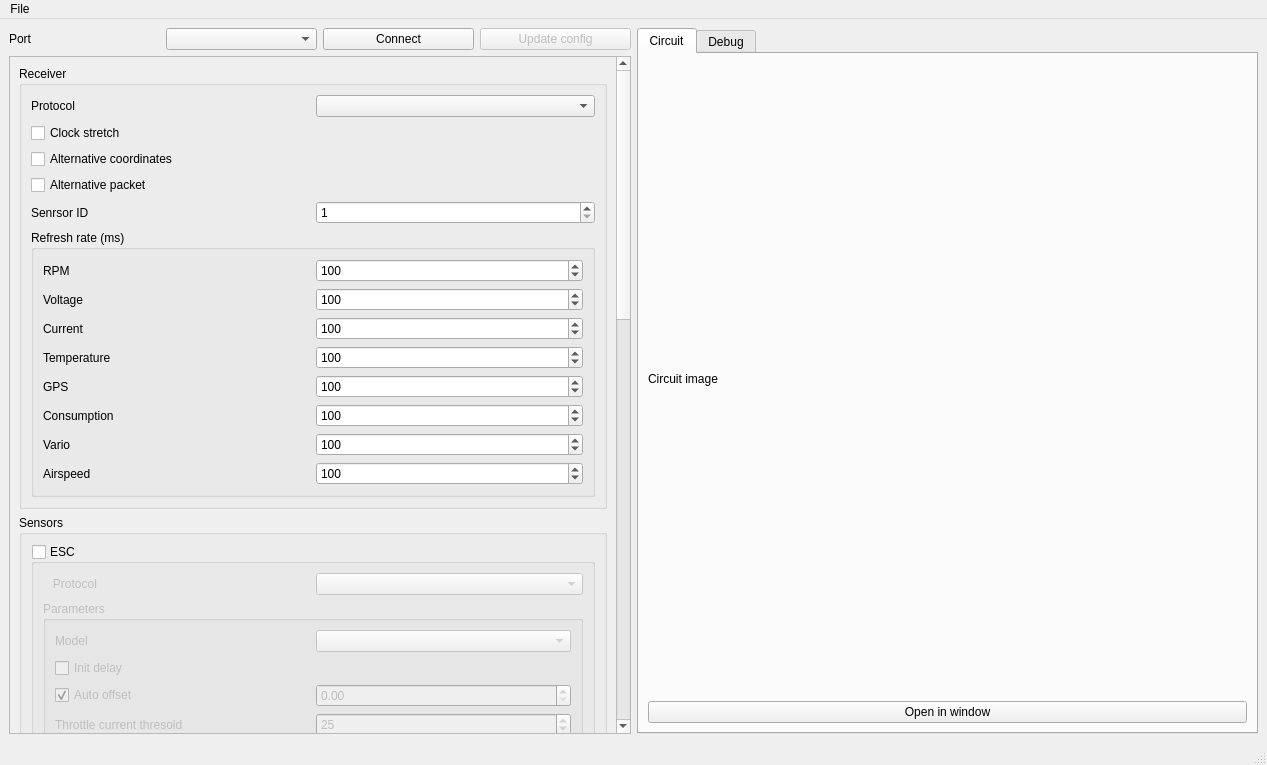
The window that msrc_gui/mainwindow.ui (dgatf/msrc) describes before a commit, drawn with Qt 5.
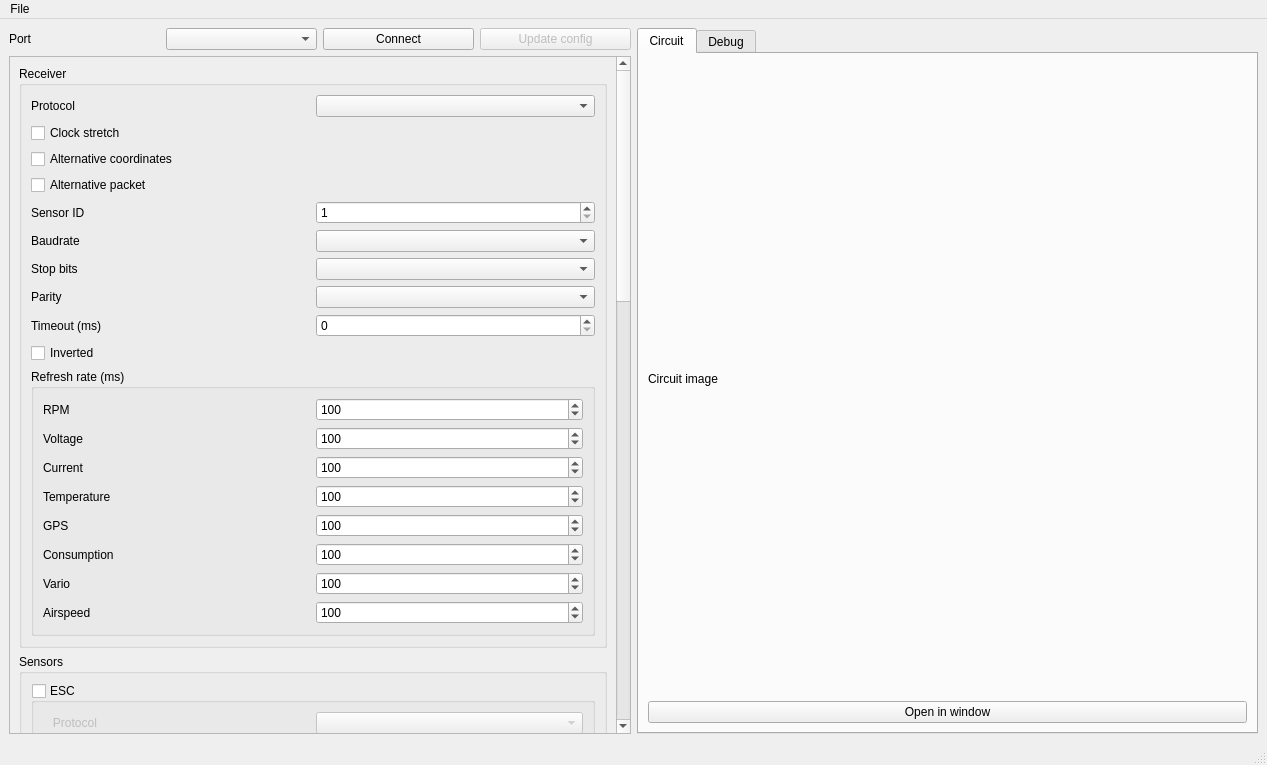
The same window after the commit. Icons and pictures are not drawn.

```diff
--- a/msrc_gui/mainwindow.ui
+++ b/msrc_gui/mainwindow.ui
@@ -75,9 +75,9 @@
            <property name="geometry">
             <rect>
              <x>0</x>
-             <y>-1272</y>
+             <y>0</y>
              <width>603</width>
-             <height>1936</height>
+             <height>2090</height>
             </rect>
            </property>
            <layout class="QVBoxLayout" name="verticalLayout">
@@ -96,13 +96,20 @@
                <string>Receiver</string>
               </property>
               <layout class="QGridLayout" name="gridLayout_2">
-               <item row="0" column="1">
-                <widget class="QComboBox" name="cbReceiver"/>
-               </item>
-               <item row="4" column="0">
-                <widget class="QLabel" name="lbSensorId">
+               <item row="7" column="0">
+                <widget class="QLabel" name="lbParity">
                  <property name="text">
-                  <string>Senrsor ID</string>
+                  <string>Parity</string>
+                 </property>
+                </widget>
+               </item>
+               <item row="4" column="1">
+                <widget class="QSpinBox" name="sbSensorId">
+                 <property name="minimum">
+                  <number>1</number>
+                 </property>
+                 <property name="maximum">
+                  <number>30</number>
                  </property>
                 </widget>
                </item>
@@ -113,7 +120,41 @@
                  </property>
                 </widget>
                </item>
-               <item row="6" column="0" colspan="2">
+               <item row="0" column="0">
+                <widget class="QLabel" name="label">
+                 <property name="text">
+                  <string>Protocol</string>
+                 </property>
+                </widget>
+               </item>
+               <item row="9" column="0">
+                <widget class="QCheckBox" name="cbInverted">
+                 <property name="text">
+                  <string>Inverted</string>
+                 </property>
+                </widget>
+               </item>
+               <item row="6" column="0">
+                <widget class="QLabel" name="lbStopbits">
+                 <property name="text">
+                  <string>Stop bits</string>
+                 </property>
+                </widget>
+               </item>
+               <item row="7" column="1">
+                <widget class="QComboBox" name="cbParity"/>
+               </item>
+               <item row="6" column="1">
+                <widget class="QComboBox" name="cbStopbits"/>
+               </item>
+               <item row="4" column="0">
+                <widget class="QLabel" name="lbSensorId">
+                 <property name="text">
+                  <string>Sensor ID</string>
+                 </property>
+                </widget>
+               </item>
+               <item row="10" column="0" colspan="2">
                 <widget class="QGroupBox" name="gbRate">
                  <property name="title">
                   <string>Refresh rate (ms)</string>
@@ -282,27 +323,10 @@
                  </layout>
                 </widget>
                </item>
-               <item row="4" column="1">
-                <widget class="QSpinBox" name="sbSensorId">
-                 <property name="minimum">
-                  <number>1</number>
-                 </property>
-                 <property name="maximum">
-                  <number>30</number>
-                 </property>
-                </widget>
-               </item>
-               <item row="2" column="0">
-                <widget class="QCheckBox" name="cbAlternativeCoordinates">
+               <item row="5" column="0">
+                <widget class="QLabel" name="lbBaudrate">
                  <property name="text">
-                  <string>Alternative coordinates</string>
-                 </property>
-                </widget>
-               </item>
-               <item row="0" column="0">
-                <widget class="QLabel" name="label">
-                 <property name="text">
-                  <string>Protocol</string>
+                  <string>Baudrate</string>
                  </property>
                 </widget>
                </item>
@@ -313,6 +337,33 @@
                  </property>
                 </widget>
                </item>
+               <item row="5" column="1">
+                <widget class="QComboBox" name="cbBaudrate"/>
+               </item>
+               <item row="2" column="0">
+                <widget class="QCheckBox" name="cbAlternativeCoordinates">
+                 <property name="text">
+                  <string>Alternative coordinates</string>
+                 </property>
+                </widget>
+               </item>
+               <item row="0" column="1">
+                <widget class="QComboBox" name="cbReceiver"/>
+               </item>
+               <item row="8" column="1">
+                <widget class="QSpinBox" name="sbTimeout">
+                 <property name="maximum">
+                  <number>100</number>
+                 </property>
+                </widget>
+               </item>
+               <item row="8" column="0">
+                <widget class="QLabel" name="lbTimeout">
+                 <property name="text">
+                  <string>Timeout (ms)</string>
+                 </property>
+                </widget>
+               </item>
               </layout>
              </widget>
             </item>
@@ -495,14 +546,14 @@
                   <item row="0" column="1">
                    <widget class="QComboBox" name="cbEsc">
                     <property name="enabled">
-                     <bool>true</bool>
+                     <bool>false</bool>
                     </property>
                    </widget>
                   </item>
                   <item row="1" column="0" colspan="2">
                    <widget class="QGroupBox" name="gbEscParameters">
                     <property name="enabled">
-                     <bool>true</bool>
+                     <bool>false</bool>
                     </property>
                     <property name="title">
                      <string>Parameters</string>
@@ -619,7 +670,7 @@
                   <item row="0" column="0">
                    <widget class="QLabel" name="label_20">
                     <property name="enabled">
-                     <bool>true</bool>
+                     <bool>false</bool>
                     </property>
                     <property name="text">
                      <string>   Protocol</string>
```
Left out of the diff: 46 changed lines with no effect on the pictures.
